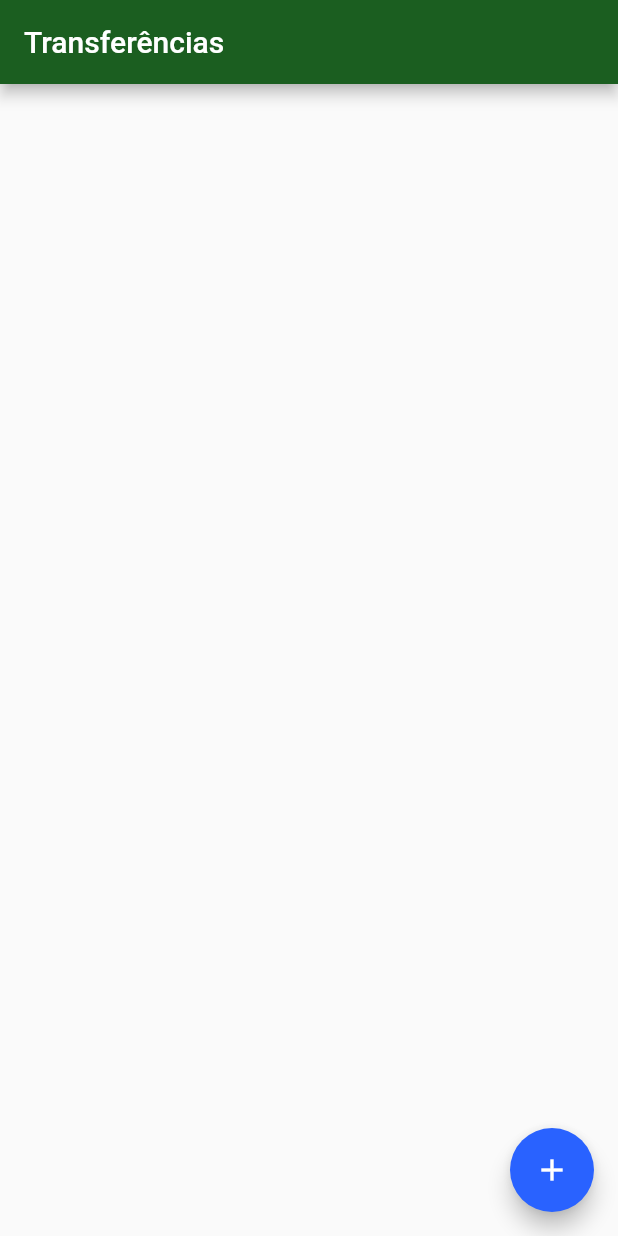
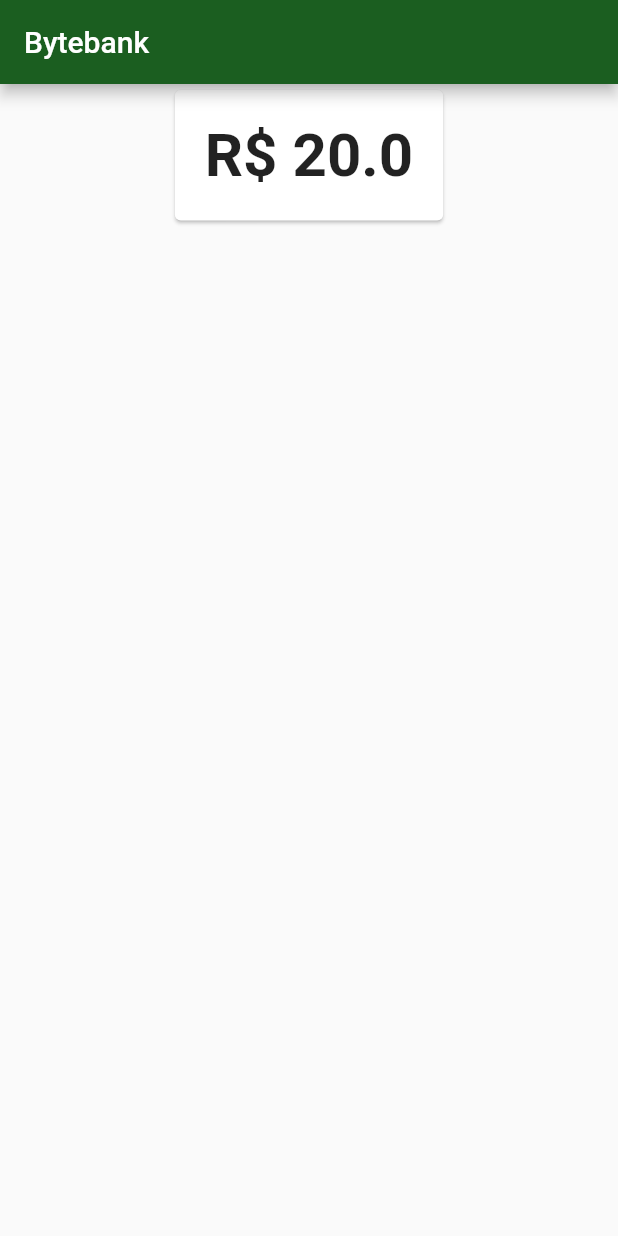
Before and after one commit to josuecamelo/gerenciamento_estado_flutter, a Flutter app: the screen it shows after launch, on a phone screen of 412 x 824 dp. Run offline on Flutter 3.47's test engine with Material 2 defaults, Android fonts, the phone set to English and light mode, and no system bars.

Commit message:
Dashboard - Inicio

```diff
--- a/lib/main.dart
+++ b/lib/main.dart
@@ -1,4 +1,4 @@
-import 'package:bytebank/screens/transferencia/lista.dart';
+import 'package:bytebank/screens/dashboard/dashboard.dart';
 import 'package:flutter/material.dart';
 
 void main() => runApp(BytebankApp());
@@ -15,7 +15,7 @@ class BytebankApp extends StatelessWidget {
           textTheme: ButtonTextTheme.primary,
         ),
       ),
-      home: ListaTransferencias(),
+      home: Dashboard(),
     );
   }
 }
--- /dev/null
+++ b/lib/models/saldo.dart
@@ -0,0 +1,10 @@
+class Saldo {
+  final double valor;
+
+  Saldo(this.valor);
+
+  @override
+  String toString() {
+    return 'R\$ $valor';
+  }
+}
--- /dev/null
+++ b/lib/screens/dashboard/dashboard.dart
@@ -0,0 +1,18 @@
+import 'package:bytebank/models/saldo.dart';
+import 'package:bytebank/screens/dashboard/saldo.dart';
+import 'package:flutter/material.dart';
+
+class Dashboard extends StatelessWidget {
+  Widget build(BuildContext context) {
+    return Scaffold(
+        appBar: AppBar(
+          title: const Text('Bytebank'),
+        ),
+        body: Align(
+          alignment: Alignment.topCenter,
+          child: SaldoCard(
+            Saldo(20.00),
+          ),
+        ));
+  }
+}
--- /dev/null
+++ b/lib/screens/dashboard/saldo.dart
@@ -0,0 +1,20 @@
+import 'package:bytebank/models/saldo.dart';
+import 'package:flutter/material.dart';
+
+class SaldoCard extends StatelessWidget {
+  final Saldo saldo;
+
+  SaldoCard(this.saldo);
+
+  Widget build(BuildContext context) {
+    return Card(
+        child: Padding(
+            padding: EdgeInsets.all(20.0),
+            child: Text(saldo.toString(),
+                textAlign: TextAlign.center,
+                style: TextStyle(
+                  fontSize: 40,
+                  fontWeight: FontWeight.bold,
+                ))));
+  }
+}
```
